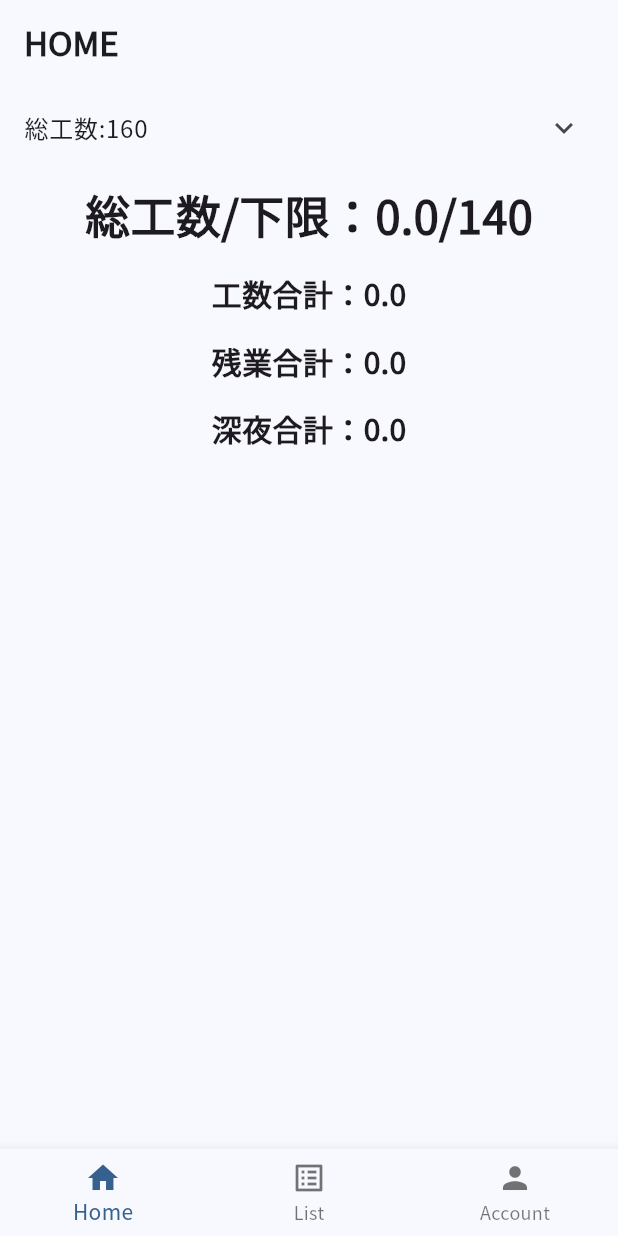
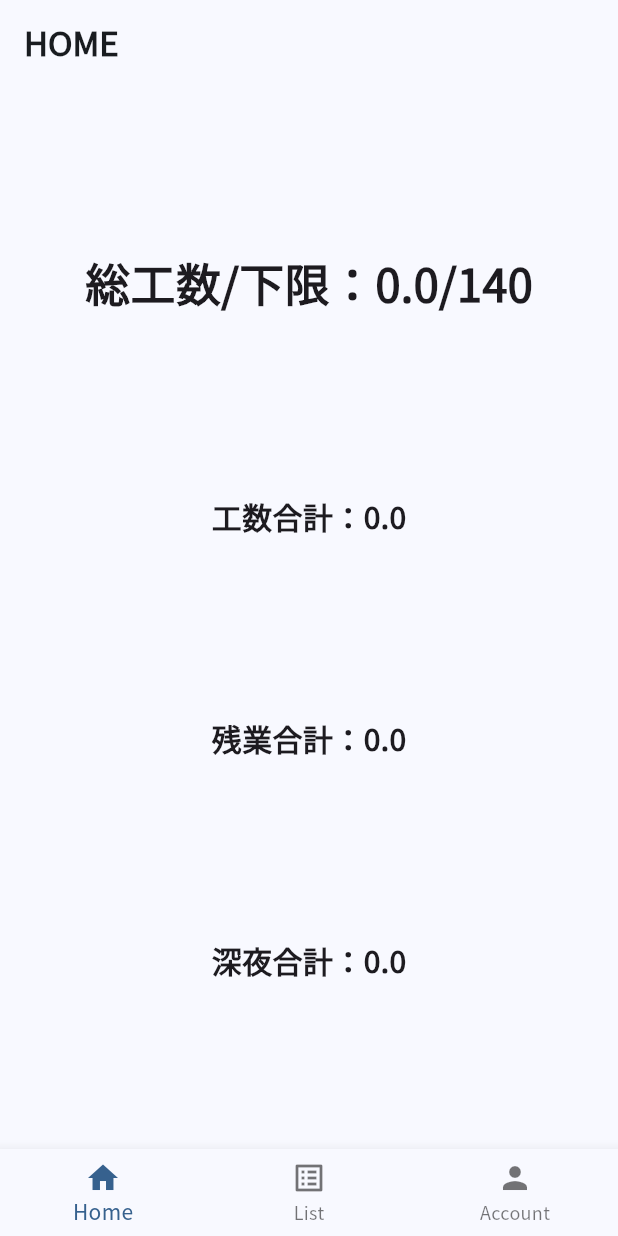
Before and after one commit to arashidani/diary_report_sample, a Flutter app: the screen it shows after launch, on a phone screen of 412 x 824 dp. Run offline on Flutter 3.47's test engine with Material 3 defaults, Android fonts, the phone set to English and light mode, and no system bars; our stand-ins replace cloud_firestore, firebase_auth, firebase_core, flutter_datetime_picker_plus, flutter_riverpod, fluttertoast and 3 more; missing offline and left inert: flutter_charts; accounts and stored records are empty.

Commit message:
総工数などに値を反映した

```diff
--- a/lib/features/app/home_view.dart
+++ b/lib/features/app/home_view.dart
@@ -23,7 +23,7 @@ class _HomeViewState extends ConsumerState<HomeView> {
   double _lateNightSum = 0.0;
   List<double> _chartSum = [];
   List<MonthlyReports> _monthly_reports = [];
-  List<double> _current_month_reports = [];
+  List<double> _current_month_reports = [0, 0, 0];
   @override
   Widget build(BuildContext context) {
     final currentUser = ref.watch(currentUserDataProvider);
@@ -50,74 +50,36 @@ class _HomeViewState extends ConsumerState<HomeView> {
             },
             children: [
               Column(
-                children: [
-                  ExpansionTile(
-                    title: Text('総工数:160'),
-                    children: <Widget>[
-                      Row(
-                        children: [
-                          Expanded(
-                            child: ListTile(
-                              title: Text('予定出勤時間:0'),
-                            ),
-                          ),
-                          Expanded(
-                            child: ListTile(
-                              title: Text('工数合計:140'),
-                            ),
-                          ),
-                        ],
-                      ),
-                      Row(
-                        children: [
-                          Expanded(
-                            child: ListTile(
-                              title: Text('残業工数合計:$_overtimeSum'),
-                            ),
-                          ),
-                          Expanded(
-                            child: ListTile(
-                              title: Text('深夜工数合計:$_lateNightSum'),
-                            ),
-                          ),
-                        ],
-                      ),
-                    ],
-                  ),
-                  Center(
-                    child: Column(
-                      mainAxisAlignment: MainAxisAlignment.center,
+                mainAxisAlignment: MainAxisAlignment.spaceEvenly,
                 children: <Widget>[
                   Padding(
                     padding: const EdgeInsets.all(8.0),
-                          child: Text('総工数/下限：$_total_man_month/140',
+                    child: Text(
+                        '総工数/下限：${_current_month_reports.reduce((a, b) => a + b)}/140',
                         style: TextStyle(
                             fontSize: 30, fontWeight: FontWeight.bold)),
                   ),
                   Padding(
                     padding: const EdgeInsets.all(8.0),
-                          child: Text('工数合計：$_businessSum',
+                    child: Text('工数合計：${_current_month_reports[0]}',
                         style: TextStyle(
                             fontSize: 20, fontWeight: FontWeight.bold)),
                   ),
                   Padding(
                     padding: const EdgeInsets.all(8.0),
-                          child: Text("残業合計：$_overtimeSum",
+                    child: Text('残業合計：${_current_month_reports[1]}',
                         style: TextStyle(
                             fontSize: 20, fontWeight: FontWeight.bold)),
                   ),
                   Padding(
                     padding: const EdgeInsets.all(8.0),
-                          child: Text('深夜合計：$_lateNightSum',
+                    child: Text('深夜合計：${_current_month_reports[2]}',
                         style: TextStyle(
                             fontSize: 20, fontWeight: FontWeight.bold)),
                   ),
                   if (_monthly_reports.isNotEmpty)
-                          chartToRun(_chartSum, _monthly_reports,
-                              _current_month_reports)
-                      ],
-                    ),
-                  ),
+                    chartToRun(
+                        _chartSum, _monthly_reports, _current_month_reports)
                 ],
               ),
               Text('Page 2'),
```
Lines whose indentation alone changed are shown as unchanged.
